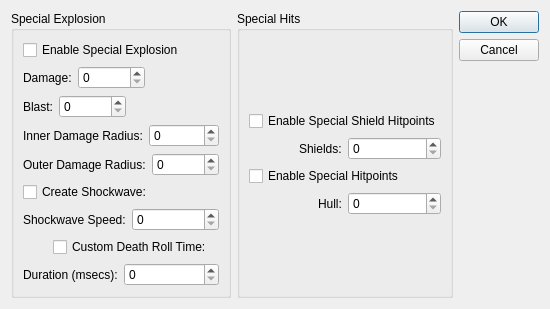
Before: the Qt Designer form qtfred/ui/ShipSpecialStatsDialog.ui in scp-fs2open/fs2open.github.com, drawn with Qt 5.
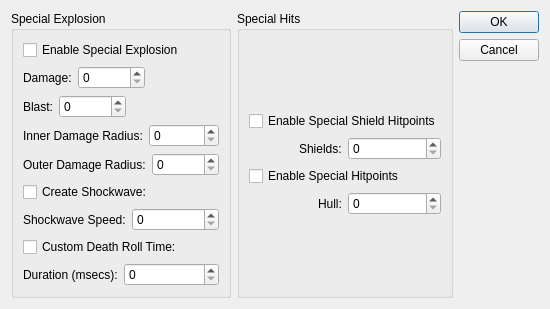
After: the same form once the commit is applied.

Commit message: Make Dialog Modal

What changed in the file:
```diff
--- a/qtfred/ui/ShipSpecialStatsDialog.ui
+++ b/qtfred/ui/ShipSpecialStatsDialog.ui
@@ -183,6 +183,12 @@
             <property name="orientation">
              <enum>Qt::Horizontal</enum>
             </property>
+            <property name="sizeHint" stdset="0">
+             <size>
+              <width>0</width>
+              <height>0</height>
+             </size>
+            </property>
            </spacer>
           </item>
          </layout>
```
Left out of the diff: 9 changed lines with no effect on the pictures.
